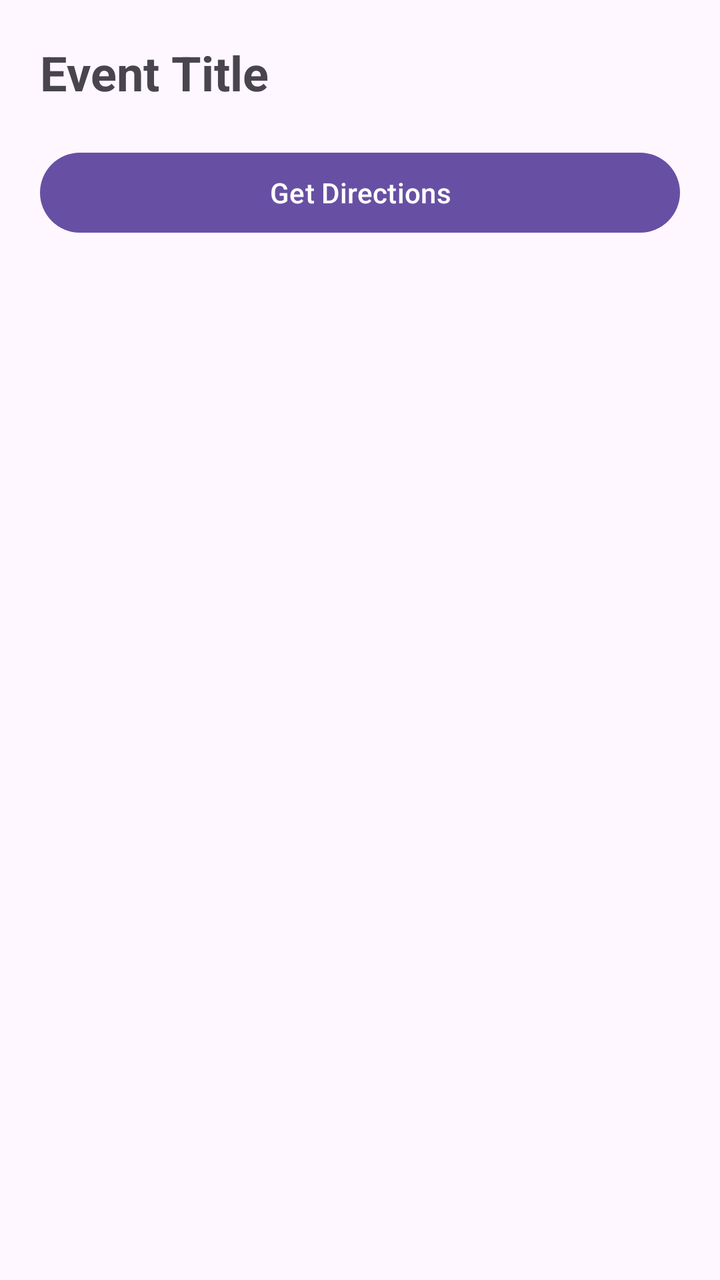
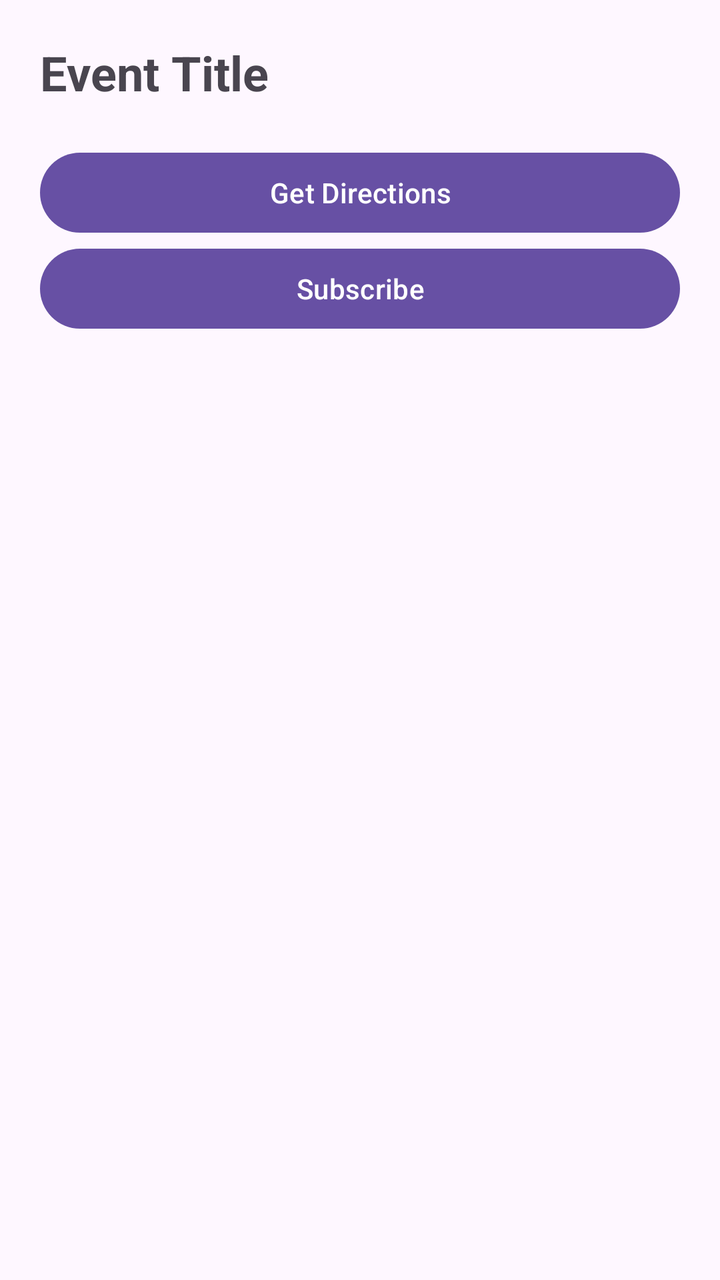

Compare the two renders of this Android layout. The source of the first and the diff that turns it into the second are given below.
<!-- AndroidManifest.xml: application theme Theme.LibertiesHub -->
<!-- res/layout/activity_details.xml -->
<?xml version="1.0" encoding="utf-8"?>
<ScrollView xmlns:android="http://schemas.android.com/apk/res/android"
    android:layout_width="match_parent"
    android:layout_height="match_parent">

    <LinearLayout
        android:layout_width="match_parent"
        android:layout_height="wrap_content"
        android:orientation="vertical"
        android:padding="20dp">

        <TextView
            android:id="@+id/titleTextView"
            android:layout_width="match_parent"
            android:layout_height="wrap_content"
            android:text="Event Title"
            android:textSize="24sp"
            android:textStyle="bold"
            android:paddingBottom="20dp" />

        <Button
            android:id="@+id/directionsButton"
            android:layout_width="match_parent"
            android:layout_height="wrap_content"
            android:text="Get Directions" />

        <TextView
            android:id="@+id/detailsTextView"
            android:layout_width="match_parent"
            android:layout_height="wrap_content"
            android:textSize="17sp"
            android:lineSpacingExtra="4dp" />

    </LinearLayout>

</ScrollView>
<!-- resources referenced by this layout -->
<resources>
  <style name="Theme.LibertiesHub" parent="Base.Theme.LibertiesHub" />
  <style name="Base.Theme.LibertiesHub" parent="Theme.Material3.DayNight.NoActionBar">
          
          
      </style>
</resources>

<!-- the commit's change to res/layout/activity_details.xml (unified diff, before → after) -->
@@ -24,6 +24,12 @@
             android:layout_height="wrap_content"
             android:text="Get Directions" />
 
+        <Button
+            android:id="@+id/subscribeButton"
+            android:layout_width="match_parent"
+            android:layout_height="wrap_content"
+            android:text="Subscribe" />
+
         <TextView
             android:id="@+id/detailsTextView"
             android:layout_width="match_parent"
